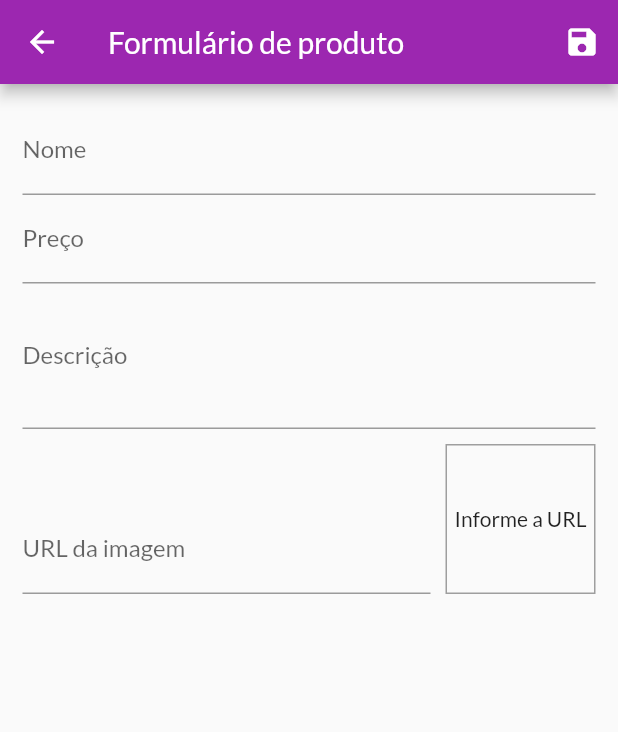
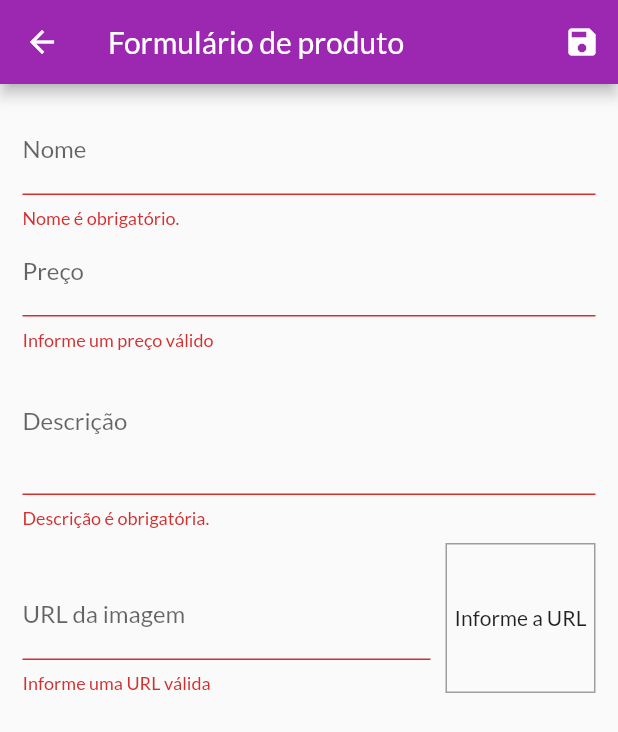
Before and after one commit to Gabrielhlc/cishop, a Flutter app: the ProductFormPage screen opened by its route, after a tap on the "save" icon, on a phone screen of 412 x 824 dp. Shown: the top 732 px of the screen. Run offline on Flutter 3.47's test engine with Material 2 defaults, Android fonts, the phone set to English and light mode, and no system bars; network calls fail.

Commit message:
product form validation

```diff
--- a/lib/pages/product_form_page.dart
+++ b/lib/pages/product_form_page.dart
@@ -30,6 +30,16 @@ class _ProductFormPageState extends State<ProductFormPage> {
     setState(() {});
   }
 
+  bool isValidImageUrL(String url) {
+    bool isValidUrl = Uri.tryParse(url)?.hasAbsolutePath ?? false;
+
+    bool endsWithFile = url.toLowerCase().endsWith('.png') ||
+        url.toLowerCase().endsWith('.jpg') ||
+        url.toLowerCase().endsWith('.jpeg');
+
+    return isValidUrl && endsWithFile;
+  }
+
   @override
   dispose() {
     super.dispose();
@@ -40,7 +50,14 @@ class _ProductFormPageState extends State<ProductFormPage> {
   }
 
   void _submitForm() {
+    final isValid = _formkey.currentState?.validate() ?? false;
+
+    if (!isValid) {
+      return;
+    }
+
     _formkey.currentState?.save();
+
     final newProduct = Product(
       id: Random().nextDouble() as String,
       name: _formData['name'] as String,
@@ -56,7 +73,7 @@ class _ProductFormPageState extends State<ProductFormPage> {
       appBar: AppBar(
         title: const Text('Formulário de produto'),
         actions: [
-          IconButton(onPressed: () {}, icon: const Icon(Icons.save)),
+          IconButton(onPressed: _submitForm, icon: const Icon(Icons.save)),
         ],
       ),
       body: Padding(
@@ -72,6 +89,18 @@ class _ProductFormPageState extends State<ProductFormPage> {
                   FocusScope.of(context).requestFocus(_priceFocus);
                 },
                 onSaved: (name) => _formData['name'] = name ?? '',
+                validator: (_name) {
+                  final name = _name ?? '';
+
+                  if (name.trim().isEmpty) {
+                    return 'Nome é obrigatório.';
+                  }
+                  if (name.trim().length < 3) {
+                    return 'Nome precisa de, no mínimo, 3 caracteres.';
+                  }
+
+                  return null;
+                },
               ),
               TextFormField(
                 decoration: const InputDecoration(labelText: 'Preço'),
@@ -85,6 +114,16 @@ class _ProductFormPageState extends State<ProductFormPage> {
                 },
                 onSaved: (price) =>
                     _formData['price'] = double.parse(price ?? '0'),
+                validator: (_price) {
+                  final priceString = _price ?? '';
+                  final price = double.tryParse(priceString) ?? -1;
+
+                  if (price <= 0) {
+                    return 'Informe um preço válido';
+                  }
+
+                  return null;
+                },
               ),
               TextFormField(
                 decoration: const InputDecoration(labelText: 'Descrição'),
@@ -94,6 +133,18 @@ class _ProductFormPageState extends State<ProductFormPage> {
                 focusNode: _descriptionFocus,
                 onSaved: (description) =>
                     _formData['description'] = description ?? '',
+                validator: (_description) {
+                  final description = _description ?? '';
+
+                  if (description.trim().isEmpty) {
+                    return 'Descrição é obrigatória.';
+                  }
+                  if (description.trim().length < 10) {
+                    return 'Descrição precisa de, no mínimo, 10 caracteres.';
+                  }
+
+                  return null;
+                },
               ),
               Row(
                 crossAxisAlignment: CrossAxisAlignment.end,
@@ -109,6 +160,15 @@ class _ProductFormPageState extends State<ProductFormPage> {
                       onFieldSubmitted: (_) => _submitForm(),
                       onSaved: (imageUrl) =>
                           _formData['imageUrl'] = imageUrl ?? '',
+                      validator: (_imageUrl) {
+                        final imageUrl = _imageUrl ?? '';
+
+                        if (!isValidImageUrL(imageUrl)) {
+                          return 'Informe uma URL válida';
+                        }
+
+                        return null;
+                      },
                     ),
                   ),
                   Container(
```
